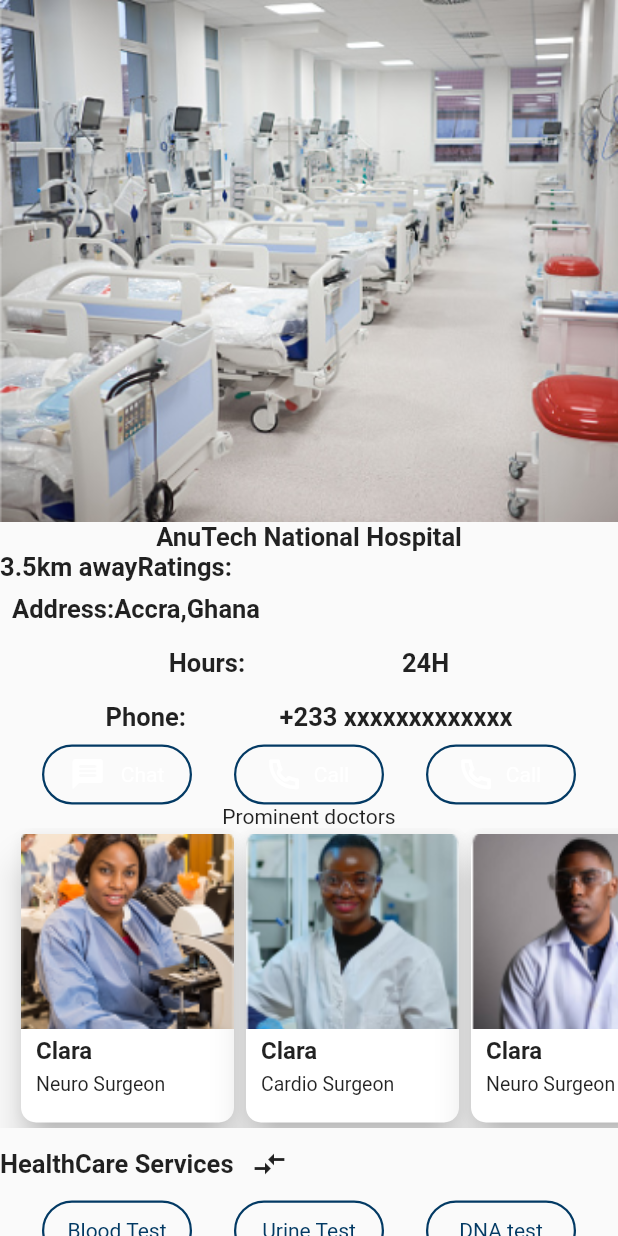
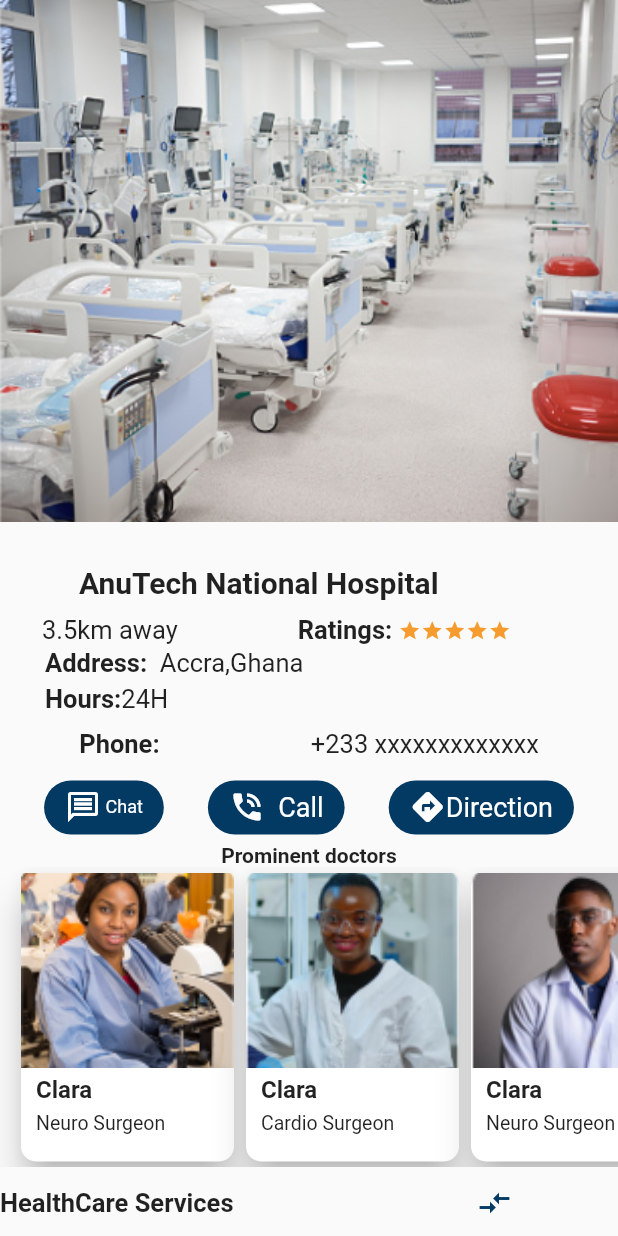
Before and after one commit to akuetteh51/ecentials, a Flutter app: the labScreen screen opened directly, on a phone screen of 412 x 824 dp. Run offline on Flutter 3.47's test engine with Material 2 defaults, Android fonts, the phone set to English and light mode, and no system bars; our stand-ins replace animated_splash_screen, flutter_neumorphic, get, google_maps_flutter, shared_preferences, smooth_page_indicator; accounts and stored records are empty.

Commit message:
Updated Screens

```diff
--- a/lib/src/screens/UserScreens/Home/MinuteClinic/HospitalScreens/Sreen3.dart
+++ b/lib/src/screens/UserScreens/Home/MinuteClinic/HospitalScreens/Sreen3.dart
@@ -1,3 +1,4 @@
+import 'package:ecentialsclone/src/Themes/colors.dart';
 import 'package:ecentialsclone/src/Themes/ecentials_icons_icons.dart';
 import 'package:ecentialsclone/src/Widgets/outlinedButton.dart';
 import 'package:ecentialsclone/src/Widgets/prominentDoctors.dart';
@@ -23,26 +24,64 @@ class _labScreenState extends State<labScreen> {
                 Image(
                   image: AssetImage("assets/images/hospitallabs.png"),
                 ),
-                Text(
+                SizedBox(
+                  height: 29,
+                  width: 10,
+                ),
+                Padding(
+                  padding: const EdgeInsets.only(right: 67, bottom: 10),
+                  child: Text(
                     "AnuTech National Hospital",
-                  style: TextStyle(fontWeight: FontWeight.bold, fontSize: 17),
+                    style: TextStyle(fontWeight: FontWeight.bold, fontSize: 20),
                   ),
-                Row(
+                ),
+                Padding(
+                  padding: const EdgeInsets.only(left: 28),
+                  child: Row(
+                    mainAxisSize: MainAxisSize.max,
                     children: [
                       Text(
                         "3.5km away",
-                      style:
-                          TextStyle(fontWeight: FontWeight.bold, fontSize: 17),
+                        style: TextStyle(fontSize: 17),
+                      ),
+                      SizedBox(
+                        width: 80,
                       ),
                       Text(
-                      "Ratings:",
-                      style:
-                          TextStyle(fontWeight: FontWeight.bold, fontSize: 17),
+                        "Ratings: ",
+                        style: TextStyle(
+                            fontWeight: FontWeight.bold, fontSize: 17),
+                      ),
+                      Icon(
+                        Icons.star,
+                        size: 15,
+                        color: AppColors.primaryOrangeColor,
+                      ),
+                      Icon(
+                        Icons.star,
+                        size: 15,
+                        color: AppColors.primaryOrangeColor,
+                      ),
+                      Icon(
+                        Icons.star,
+                        size: 15,
+                        color: AppColors.primaryOrangeColor,
+                      ),
+                      Icon(
+                        Icons.star,
+                        size: 15,
+                        color: AppColors.primaryOrangeColor,
+                      ),
+                      Icon(
+                        Icons.star,
+                        size: 15,
+                        color: AppColors.primaryOrangeColor,
                       ),
                     ],
                   ),
+                ),
                 Padding(
-                  padding: const EdgeInsets.all(8.0),
+                  padding: const EdgeInsets.fromLTRB(30, 2, 0, 2),
                   child: Row(
                     children: [
                       Text(
@@ -51,9 +90,24 @@ class _labScreenState extends State<labScreen> {
                             fontWeight: FontWeight.bold, fontSize: 17),
                       ),
                       Text(
-                        "Accra,Ghana",
+                        "  Accra,Ghana",
+                        style: TextStyle(fontSize: 17),
+                      ),
+                    ],
+                  ),
+                ),
+                Padding(
+                  padding: const EdgeInsets.fromLTRB(30, 2, 0, 2),
+                  child: Row(
+                    children: [
+                      Text(
+                        "Hours:",
                         style: TextStyle(
                             fontWeight: FontWeight.bold, fontSize: 17),
+                      ),
+                      Text(
+                        "24H",
+                        style: TextStyle(fontSize: 17),
                       ),
                     ],
                   ),
@@ -64,34 +118,17 @@ class _labScreenState extends State<labScreen> {
                     crossAxisAlignment: CrossAxisAlignment.end,
                     mainAxisAlignment: MainAxisAlignment.spaceEvenly,
                     children: [
-                      Text(
-                        "Hours:",
-                        style: TextStyle(
-                            fontWeight: FontWeight.bold, fontSize: 17),
-                      ),
-                      Text(
-                        "24H",
-                        style: TextStyle(
-                            fontWeight: FontWeight.bold, fontSize: 17),
-                      ),
-                    ],
-                  ),
-                ),
                       Padding(
-                  padding: const EdgeInsets.all(8.0),
-                  child: Row(
-                    crossAxisAlignment: CrossAxisAlignment.end,
-                    mainAxisAlignment: MainAxisAlignment.spaceEvenly,
-                    children: [
-                      Text(
+                        padding: const EdgeInsets.only(right: 56),
+                        child: Text(
                           "Phone:",
                           style: TextStyle(
                               fontWeight: FontWeight.bold, fontSize: 17),
                         ),
+                      ),
                       Text(
                         "+233 xxxxxxxxxxxxx",
-                        style: TextStyle(
-                            fontWeight: FontWeight.bold, fontSize: 17),
+                        style: TextStyle(fontSize: 17),
                       ),
                     ],
                   ),
@@ -100,44 +137,90 @@ class _labScreenState extends State<labScreen> {
                   crossAxisAlignment: CrossAxisAlignment.end,
                   mainAxisAlignment: MainAxisAlignment.spaceEvenly,
                   children: [
-                    ButtonOutlined(
-                      text: "Chat",
-                      style: TextStyle(color: Colors.white),
-                      color: const Color(0xFF033A64),
-                      width: 100,
-                      height: 40,
-                      radius: 50,
-                      hasIcon: true,
-                      icon: Icons.message_rounded,
-                      iconColor: Colors.white,
+                    TextButton(
+                      style: TextButton.styleFrom(
+                        padding: const EdgeInsets.only(
+                          top: 4,
+                          bottom: 4,
+                          left: 14,
+                          right: 14,
                         ),
-                    ButtonOutlined(
-                      text: "Call",
-                      style: TextStyle(color: Colors.white),
-                      color: const Color(0xFF033A64),
-                      width: 100,
-                      height: 40,
-                      radius: 50,
-                      hasIcon: true,
-                      icon: EcentialsIcons.phone,
-                      iconSize: 20,
-                      iconColor: Colors.white,
+                        backgroundColor: const Color(0xFF033A64),
+                        primary: Colors.white,
+                        textStyle: const TextStyle(fontSize: 12),
+                        shape: const RoundedRectangleBorder(
+                          borderRadius: BorderRadius.all(
+                            Radius.circular(30),
                           ),
-                    ButtonOutlined(
-                      text: "Call",
-                      style: TextStyle(color: Colors.white),
-                      color: const Color(0xFF033A64),
-                      width: 100,
-                      height: 40,
-                      radius: 50,
-                      hasIcon: true,
-                      icon: EcentialsIcons.phone,
-                      iconSize: 20,
-                      iconColor: Colors.white,
+                        ),
+                      ),
+                      onPressed: () {
+                        print("booked");
+                      },
+                      child: Row(children: [
+                        Icon(Icons.message_outlined),
+                        Text(" Chat")
+                      ]),
+                    ),
+                    TextButton(
+                      style: TextButton.styleFrom(
+                        padding: const EdgeInsets.only(
+                          top: 4,
+                          bottom: 4,
+                          left: 14,
+                          right: 14,
+                        ),
+                        backgroundColor: const Color(0xFF033A64),
+                        primary: Colors.white,
+                        textStyle: const TextStyle(fontSize: 18),
+                        shape: const RoundedRectangleBorder(
+                          borderRadius: BorderRadius.all(
+                            Radius.circular(30),
+                          ),
+                        ),
+                      ),
+                      onPressed: () {
+                        print("booked");
+                      },
+                      child: Row(children: [
+                        Icon(Icons.phone_in_talk),
+                        Text("  Call"),
+                      ]),
+                    ),
+                    TextButton(
+                      style: TextButton.styleFrom(
+                        padding: const EdgeInsets.only(
+                          top: 4,
+                          bottom: 4,
+                          left: 14,
+                          right: 14,
+                        ),
+                        backgroundColor: const Color(0xFF033A64),
+                        primary: Colors.white,
+                        textStyle: const TextStyle(fontSize: 18),
+                        shape: const RoundedRectangleBorder(
+                          borderRadius: BorderRadius.all(
+                            Radius.circular(50),
+                          ),
+                        ),
+                      ),
+                      onPressed: () {
+                        print("booked");
+                      },
+                      child: Row(children: [
+                        Icon(Icons.directions),
+                        Text("Direction"),
+                      ]),
                     ),
                   ],
                 ),
-                Text("Prominent doctors"),
+                Padding(
+                  padding: const EdgeInsets.only(left: 0),
+                  child: Text(
+                    "Prominent doctors",
+                    style: TextStyle(fontSize: 14, fontWeight: FontWeight.bold),
+                  ),
+                ),
                 SingleChildScrollView(
                   scrollDirection: Axis.horizontal,
                   padding: EdgeInsets.fromLTRB(10.0, 0.0, 10.0, 0.0),
@@ -169,11 +252,18 @@ class _labScreenState extends State<labScreen> {
                       style:
                           TextStyle(fontWeight: FontWeight.bold, fontSize: 17),
                     ),
+                    SizedBox(
+                      height: 29,
+                      width: 150,
+                    ),
                     IconButton(
                       onPressed: () {
                         print("clicked");
                       },
-                      icon: Icon(Icons.compare_arrows_sharp),
+                      icon: Icon(
+                        Icons.compare_arrows_sharp,
+                        color: const Color(0xFF033A64),
+                      ),
                     )
                   ],
                 ),
@@ -187,7 +277,7 @@ class _labScreenState extends State<labScreen> {
                       color: const Color(0xFF033A64),
                       width: 100,
                       height: 40,
-                      radius: 50,
+                      radius: 8,
                     ),
                     ButtonOutlined(
                       text: "Urine Test",
@@ -195,7 +285,7 @@ class _labScreenState extends State<labScreen> {
                       color: const Color(0xFF033A64),
                       width: 100,
                       height: 40,
-                      radius: 50,
+                      radius: 8,
                     ),
                     ButtonOutlined(
                       text: "DNA test",
@@ -203,7 +293,7 @@ class _labScreenState extends State<labScreen> {
                       color: const Color(0xFF033A64),
                       width: 100,
                       height: 40,
-                      radius: 50,
+                      radius: 8,
                     ),
                   ],
                 ),
@@ -211,10 +301,11 @@ class _labScreenState extends State<labScreen> {
                   child: Card(
                     child: TextButton(
                       style: TextButton.styleFrom(
-                        padding: const EdgeInsets.all(16.0),
+                        padding: const EdgeInsets.only(
+                            left: 80, right: 80, top: 15, bottom: 15),
                         backgroundColor: const Color(0xFF033A64),
                         primary: Colors.white,
-                        textStyle: const TextStyle(fontSize: 18),
+                        textStyle: const TextStyle(fontSize: 15),
                         shape: const RoundedRectangleBorder(
                           borderRadius: BorderRadius.all(
                             Radius.circular(5),
--- a/lib/src/screens/UserScreens/main_screen.dart
+++ b/lib/src/screens/UserScreens/main_screen.dart
@@ -4,6 +4,7 @@ import 'package:ecentialsclone/src/Widgets/bottomNavBar.dart';
 import 'package:ecentialsclone/src/Widgets/floatingAmbulance.dart';
 import 'package:ecentialsclone/src/Widgets/navDrawer.dart';
 import 'package:ecentialsclone/src/screens/UserScreens/Chat/chat.dart';
+import 'package:ecentialsclone/src/screens/UserScreens/Home/MinuteClinic/HospitalScreens/screen6.dart';
 import 'package:ecentialsclone/src/screens/UserScreens/Home/homeScreen.dart';
 import 'package:ecentialsclone/src/screens/UserScreens/Notifications/notifications.dart';
 import 'package:ecentialsclone/src/screens/UserScreens/Store/store.dart';
```
Also changed, not shown: lib/main.dart (+10 -6 lines), lib/src/screens/UserScreens/Home/MinuteClinic/HospitalScreens/Screen7.dart (added, +55 -0 lines), lib/src/screens/UserScreens/Home/MinuteClinic/HospitalScreens/screen2.dart (added, +123 -0 lines), lib/src/screens/UserScreens/Home/MinuteClinic/HospitalScreens/screen6.dart (added, +85 -0 lines), lib/src/screens/UserScreens/Home/MinuteClinic/HospitalScreens/screen8.dart (added, +21 -0 lines), lib/src/screens/UserScreens/Home/MinuteClinic/HospitalScreens/screen9.dart (added, +15 -0 lines), assets/images/hospitalNational.png (added), assets/images/hospitaln.png (added), assets/images/hospitalna.png (added), assets/images/profilePic.png (added). Lines whose indentation alone changed are shown as unchanged.
